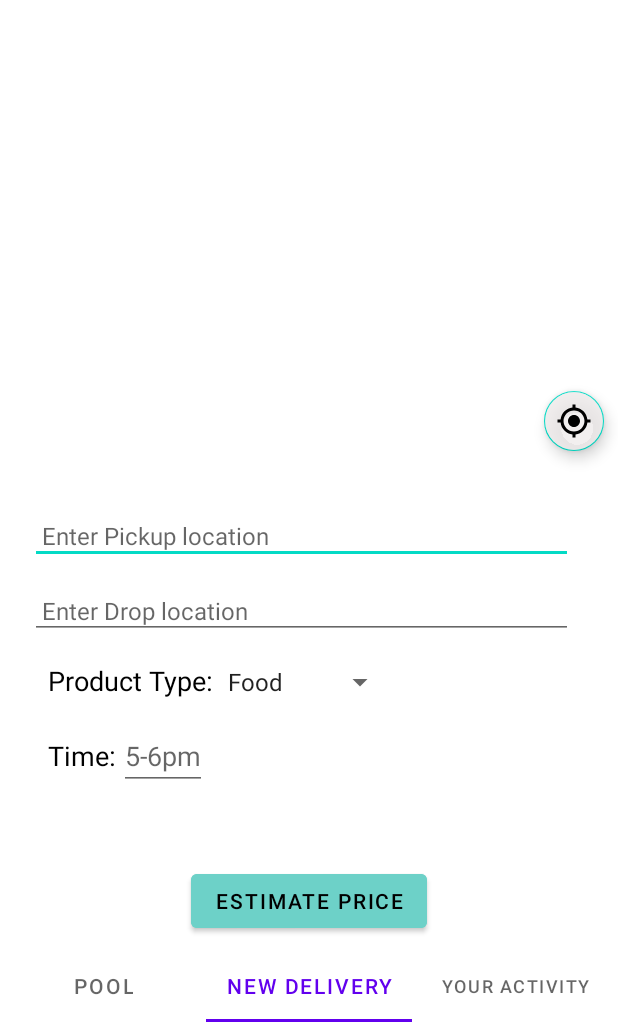
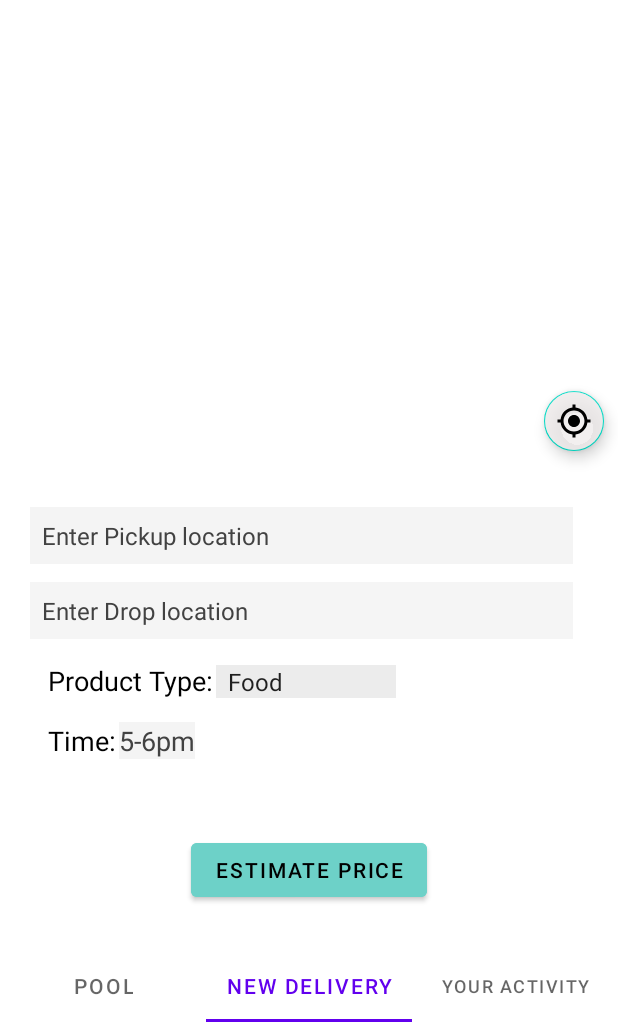
Before and after one commit to Phi-Coder/Pooliver, an Android app: the screen it shows after launch once a user with an empty profile is signed in (MainActivity), item 2 of the bottom bar chosen, on a phone screen of 412 x 824 dp, the part 214-1236 px from its top. Run offline under Robolectric (Android 15) with nearby library versions, the phone set to English and light mode, and no system bars; our stand-ins replace Firebase (no records; nobody signed in at launch, a user with empty details on screens opened directly); libraries missing offline, so code that uses them is left out: com.mapbox.api, com.mapbox.mapboxsdk, pub.devrel.easypermissions; 4 statements that could not run were skipped.

Commit message:
Dark Mode Correction

```diff
--- a/app/src/main/res/layout/activity_login.xml
+++ b/app/src/main/res/layout/activity_login.xml
@@ -32,6 +32,7 @@
         android:layout_height="wrap_content"
         android:layout_above="@id/verifyCode"
         android:layout_centerHorizontal="true"
+        android:rotationY="2"
         android:text="Get verification code"
         android:textSize="16dp" />
 
--- a/app/src/main/res/layout/fragment_tab2.xml
+++ b/app/src/main/res/layout/fragment_tab2.xml
@@ -4,16 +4,19 @@
     xmlns:tools="http://schemas.android.com/tools"
     android:layout_width="match_parent"
     android:layout_height="match_parent"
+    android:background="#00BCD4"
     tools:context=".Fragments.tab2">
 
     <ScrollView
         android:layout_width="match_parent"
         android:layout_height="match_parent"
-        android:layout_below="@id/maps">
+        android:layout_below="@id/maps"
+        android:background="#FFFFFF">
 
         <RelativeLayout
             android:layout_width="match_parent"
-            android:layout_height="wrap_content">
+            android:layout_height="wrap_content"
+            android:background="#FFFFFF">
 
             <TextView
                 android:id="@+id/textTopic"
@@ -56,11 +59,16 @@
                 android:layout_marginStart="20dp"
                 android:layout_marginTop="28dp"
                 android:layout_marginEnd="30dp"
+                android:background="#FFFFFF"
+                android:backgroundTint="#F4F4F4"
                 android:clickable="true"
                 android:focusable="true"
                 android:hint="@string/from"
                 android:inputType="textAutoComplete"
                 android:padding="8dp"
+                android:singleLine="false"
+                android:textColor="#000000"
+                android:textColorHint="#424242"
                 android:textSize="16sp" />
 
             <EditText
@@ -71,11 +79,15 @@
                 android:layout_marginStart="20dp"
                 android:layout_marginTop="12dp"
                 android:layout_marginEnd="30dp"
+                android:background="#FFFFFF"
+                android:backgroundTint="#F5F5F5"
                 android:clickable="true"
                 android:focusable="true"
                 android:hint="@string/to"
                 android:inputType="text"
                 android:padding="8dp"
+                android:textColor="#000000"
+                android:textColorHint="#424242"
                 android:textSize="16sp" />
 
             <LinearLayout
@@ -98,7 +110,8 @@
                 <Spinner
                     android:id="@+id/productType"
                     android:layout_width="120dp"
-                    android:layout_height="wrap_content" />
+                    android:layout_height="wrap_content"
+                    android:background="#ECECEC" />
 
             </LinearLayout>
 
@@ -123,7 +136,11 @@
                     android:id="@+id/timings"
                     android:layout_width="match_parent"
                     android:layout_height="wrap_content"
-                    android:hint="5-6pm" />
+                    android:background="#F4F4F4"
+                    android:hint="5-6pm"
+                    android:singleLine="true"
+                    android:textColor="#000000"
+                    android:textColorHint="#424242" />
 
             </LinearLayout>
 
--- a/app/src/main/res/layout/fragment_tab3.xml
+++ b/app/src/main/res/layout/fragment_tab3.xml
@@ -8,7 +8,8 @@
 
     <ScrollView
         android:layout_width="match_parent"
-        android:layout_height="match_parent">
+        android:layout_height="match_parent"
+        android:background="#FFFFFF">
 
         <RelativeLayout
             android:layout_width="match_parent"
--- a/app/src/main/res/layout/ordercardview.xml
+++ b/app/src/main/res/layout/ordercardview.xml
@@ -5,10 +5,12 @@
     android:layout_width="match_parent"
     android:layout_height="wrap_content"
     android:layout_margin="8dp"
+    android:elevation="6dp"
     android:onClick="onClick"
-    android:elevation="6dp"
     app:cardBackgroundColor="#FFFFFF"
-    app:cardCornerRadius="6dp">
+    app:cardCornerRadius="16dp"
+    app:cardElevation="5dp"
+    app:rippleColor="#E9D5FD">
 
     <LinearLayout
         android:layout_width="match_parent"
```
Also changed, not shown: app/src/main/res/layout/activity_delivery_info.xml (+10 -6 lines).
